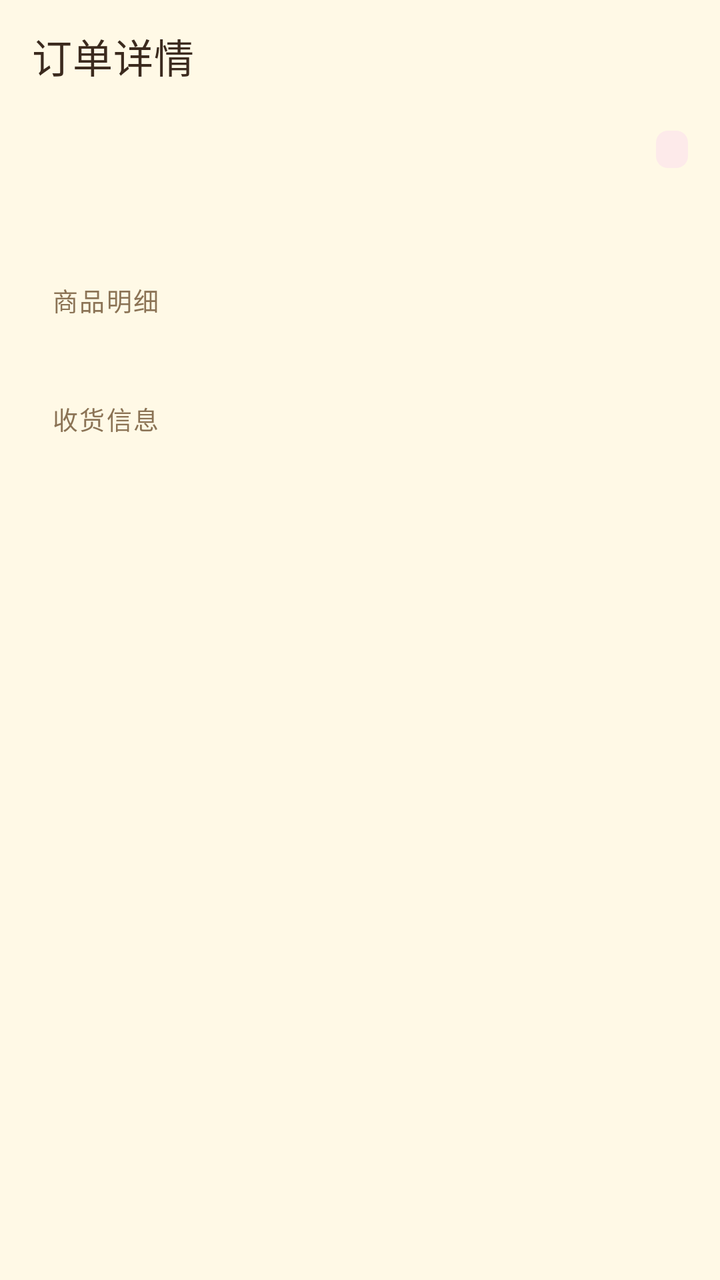
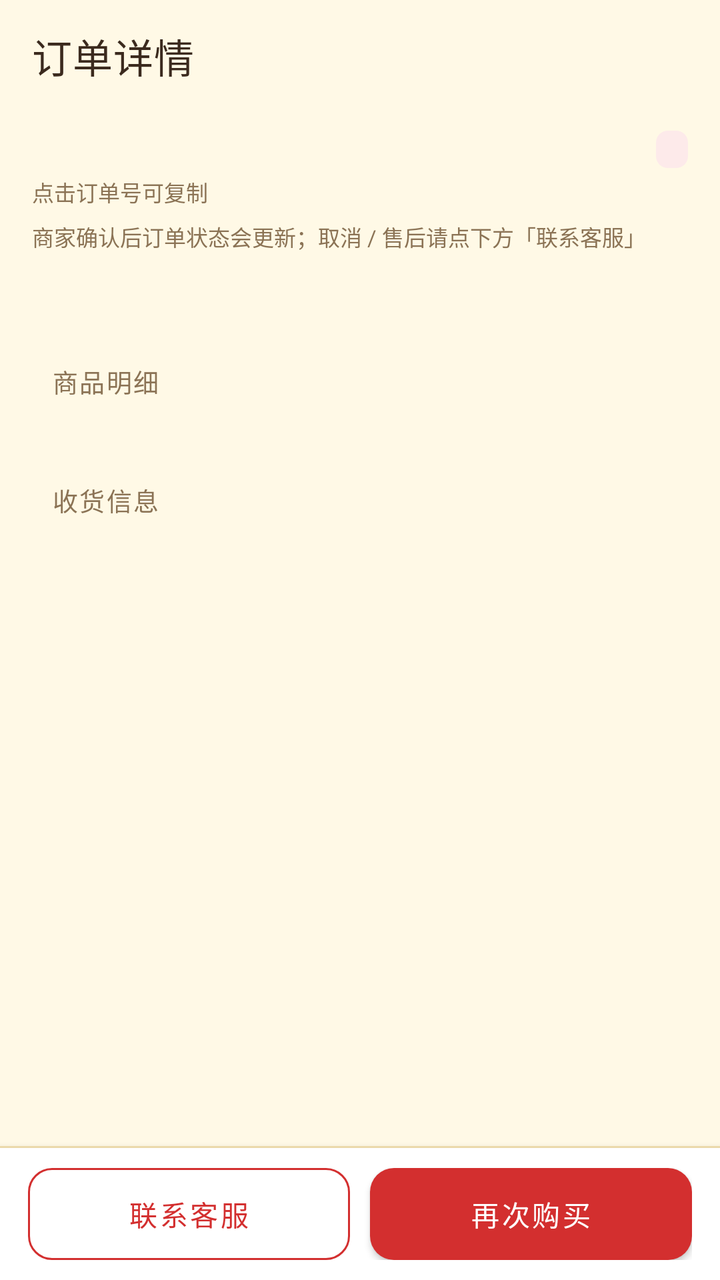

Compare the two renders of this Android layout. The source of the first and the diff that turns it into the second are given below.
<!-- AndroidManifest.xml: application theme Theme.ShineApp -->
<!-- res/layout/activity_order_detail.xml -->
<?xml version="1.0" encoding="utf-8"?>
<LinearLayout xmlns:android="http://schemas.android.com/apk/res/android"
    xmlns:app="http://schemas.android.com/apk/res-auto"
    android:layout_width="match_parent" android:layout_height="match_parent"
    android:orientation="vertical" android:background="@color/shine_bg">

    <com.google.android.material.appbar.MaterialToolbar
        android:id="@+id/top_app_bar" android:layout_width="match_parent" android:layout_height="?attr/actionBarSize"
        android:background="@color/shine_bg" android:elevation="0dp"
        app:title="订单详情" app:titleTextColor="@color/shine_text" app:navigationIconTint="@color/shine_text"/>

    <ScrollView android:layout_width="match_parent" android:layout_height="0dp" android:layout_weight="1"
        android:fillViewport="true">
        <LinearLayout android:layout_width="match_parent" android:layout_height="wrap_content"
            android:orientation="vertical" android:paddingStart="16dp" android:paddingEnd="16dp"
            android:paddingTop="8dp" android:paddingBottom="24dp">

            <LinearLayout android:layout_width="match_parent" android:layout_height="wrap_content"
                android:orientation="horizontal" android:gravity="center_vertical">
                <TextView android:id="@+id/tv_order_no" android:layout_width="0dp" android:layout_weight="1"
                    android:layout_height="wrap_content" android:textSize="16sp" android:textStyle="bold"
                    android:textColor="@color/shine_text"/>
                <TextView android:id="@+id/tv_status" android:layout_width="wrap_content"
                    android:layout_height="wrap_content" android:textSize="11sp" android:textColor="@color/shine_pink"
                    android:background="@drawable/bg_badge_soft" android:paddingStart="8dp" android:paddingEnd="8dp"
                    android:paddingTop="2dp" android:paddingBottom="2dp"/>
            </LinearLayout>

            <TextView android:id="@+id/tv_created" android:layout_width="wrap_content"
                android:layout_height="wrap_content" android:layout_marginTop="4dp" android:textSize="12sp"
                android:textColor="@color/shine_sub"/>

            <TextView android:id="@+id/tv_pay" android:layout_width="wrap_content"
                android:layout_height="wrap_content" android:layout_marginTop="2dp" android:textSize="12sp"
                android:textColor="@color/shine_sub"/>

            <TextView style="@style/SettingsSection" android:text="商品明细"/>

            <TextView android:id="@+id/tv_items" android:layout_width="match_parent"
                android:layout_height="wrap_content" android:textSize="13sp" android:textColor="@color/shine_text"
                android:lineSpacingExtra="4dp"/>

            <TextView style="@style/SettingsSection" android:text="收货信息"/>

            <TextView android:id="@+id/tv_ship" android:layout_width="match_parent"
                android:layout_height="wrap_content" android:textSize="13sp" android:textColor="@color/shine_text"
                android:lineSpacingExtra="3dp"/>

            <TextView android:id="@+id/tv_note" android:layout_width="match_parent"
                android:layout_height="wrap_content" android:layout_marginTop="8dp" android:textSize="12sp"
                android:textColor="@color/shine_sub" android:visibility="gone"/>

            <TextView android:id="@+id/tv_total" android:layout_width="wrap_content"
                android:layout_height="wrap_content" android:layout_marginTop="16dp" android:textSize="18sp"
                android:textStyle="bold" android:textColor="@color/shine_pink"/>
        </LinearLayout>
    </ScrollView>

    <ProgressBar android:id="@+id/pb" android:layout_width="28dp" android:layout_height="28dp"
        android:layout_gravity="center" android:indeterminateTint="@color/shine_pink" android:visibility="gone"/>
</LinearLayout>
<!-- resources referenced by this layout -->
<resources>
  <color name="shine_bg">#FFFFF9E6</color>
  <color name="shine_pink">#FFD32F2F</color>
  <color name="shine_sub">#FF8B7355</color>
  <color name="shine_text">#FF3B2A1E</color>
  <!-- drawable bg_badge_soft (drawable) -->
  <?xml version="1.0" encoding="utf-8"?>
  <shape xmlns:android="http://schemas.android.com/apk/res/android" android:shape="rectangle">
      <solid android:color="@color/shine_red_soft"/>
      <corners android:radius="6dp"/>
  </shape>
  <style name="SettingsSection">
          <item name="android:layout_width">match_parent</item>
          <item name="android:layout_height">wrap_content</item>
          <item name="android:paddingStart">10dp</item>
          <item name="android:paddingEnd">10dp</item>
          <item name="android:paddingTop">16dp</item>
          <item name="android:paddingBottom">7dp</item>
          <item name="android:textColor">@color/shine_sub</item>
          <item name="android:textSize">12.5sp</item>
          <item name="android:letterSpacing">0.06</item>
      </style>
  <style name="Theme.ShineApp" parent="Theme.MaterialComponents.DayNight.NoActionBar">
          <item name="colorPrimary">@color/shine_pink</item>
          <item name="colorPrimaryVariant">@color/shine_pink_dark</item>
          <item name="colorOnPrimary">@color/shine_on_red</item>
          <item name="colorSecondary">@color/shine_mint</item>
          <item name="colorSecondaryVariant">@color/shine_mint_dark</item>
          <item name="colorSurface">@color/shine_surface</item>
          <item name="android:colorBackground">@color/shine_bg</item>
          <item name="android:textColorPrimary">@color/shine_text</item>
          <item name="android:textColorSecondary">@color/shine_sub</item>
          
          <item name="android:statusBarColor">@color/shine_bg</item>
          <item name="android:navigationBarColor">@color/shine_surface</item>
          <item name="android:windowLightStatusBar">true</item>
          <item name="android:windowLightNavigationBar" tools:targetApi="27">true</item>
          <item name="android:windowBackground">@color/shine_bg</item>
      </style>
  <color name="shine_red_soft">#FFFDEAEA</color>
  <color name="shine_pink_dark">#FFB71C1C</color>
  <color name="shine_on_red">#FFFFFFFF</color>
  <color name="shine_mint">#FFFFD54F</color>
  <color name="shine_mint_dark">#FFB26A00</color>
  <color name="shine_surface">#FFFFFFFF</color>
</resources>

<!-- the commit's change to res/layout/activity_order_detail.xml (unified diff, before → after) -->
@@ -19,12 +19,22 @@
                 android:orientation="horizontal" android:gravity="center_vertical">
                 <TextView android:id="@+id/tv_order_no" android:layout_width="0dp" android:layout_weight="1"
                     android:layout_height="wrap_content" android:textSize="16sp" android:textStyle="bold"
-                    android:textColor="@color/shine_text"/>
+                    android:textColor="@color/shine_text" android:clickable="true" android:focusable="true"
+                    android:contentDescription="点击复制订单号"/>
                 <TextView android:id="@+id/tv_status" android:layout_width="wrap_content"
                     android:layout_height="wrap_content" android:textSize="11sp" android:textColor="@color/shine_pink"
                     android:background="@drawable/bg_badge_soft" android:paddingStart="8dp" android:paddingEnd="8dp"
                     android:paddingTop="2dp" android:paddingBottom="2dp"/>
             </LinearLayout>
+
+            <TextView android:id="@+id/tv_copy_hint" android:layout_width="wrap_content"
+                android:layout_height="wrap_content" android:layout_marginTop="2dp" android:text="点击订单号可复制"
+                android:textSize="11sp" android:textColor="@color/shine_sub"/>
+
+            <TextView android:id="@+id/tv_status_hint" android:layout_width="match_parent"
+                android:layout_height="wrap_content" android:layout_marginTop="6dp"
+                android:text="商家确认后订单状态会更新；取消 / 售后请点下方「联系客服」"
+                android:textSize="11sp" android:textColor="@color/shine_sub" android:lineSpacingExtra="2dp"/>
 
             <TextView android:id="@+id/tv_created" android:layout_width="wrap_content"
                 android:layout_height="wrap_content" android:layout_marginTop="4dp" android:textSize="12sp"
@@ -56,6 +66,30 @@
         </LinearLayout>
     </ScrollView>
 
+    
+    <View android:layout_width="match_parent" android:layout_height="1dp"
+        android:background="@color/shine_yellow_line"/>
+
+    <LinearLayout android:layout_width="match_parent" android:layout_height="wrap_content"
+        android:orientation="horizontal" android:background="@color/shine_surface"
+        android:paddingStart="14dp" android:paddingEnd="14dp" android:paddingTop="10dp"
+        android:paddingBottom="10dp" android:elevation="8dp">
+
+        <com.google.android.material.button.MaterialButton
+            android:id="@+id/btn_contact" style="@style/Widget.MaterialComponents.Button.OutlinedButton"
+            android:layout_width="0dp" android:layout_weight="1" android:layout_height="46dp"
+            android:text="联系客服" android:textSize="14sp" android:insetTop="0dp" android:insetBottom="0dp"
+            android:textColor="@color/shine_pink" app:strokeColor="@color/shine_pink"
+            app:cornerRadius="12dp"/>
+
+        <com.google.android.material.button.MaterialButton
+            android:id="@+id/btn_rebuy" android:layout_width="0dp" android:layout_weight="1"
+            android:layout_height="46dp" android:layout_marginStart="10dp" android:text="再次购买"
+            android:textSize="14sp" android:insetTop="0dp" android:insetBottom="0dp"
+            android:textColor="@color/shine_on_red" app:backgroundTint="@color/shine_pink"
+            app:cornerRadius="12dp"/>
+    </LinearLayout>
+
     <ProgressBar android:id="@+id/pb" android:layout_width="28dp" android:layout_height="28dp"
         android:layout_gravity="center" android:indeterminateTint="@color/shine_pink" android:visibility="gone"/>
 </LinearLayout>
<!-- resource entries referenced after the edit -->
@@ -4,6 +4,7 @@
   <color name="shine_pink">#FFD32F2F</color>
   <color name="shine_sub">#FF8B7355</color>
   <color name="shine_text">#FF3B2A1E</color>
+  <color name="shine_yellow_line">#FFF2E0B0</color>
   <!-- drawable bg_badge_soft (drawable) -->
   <?xml version="1.0" encoding="utf-8"?>
   <shape xmlns:android="http://schemas.android.com/apk/res/android" android:shape="rectangle">
